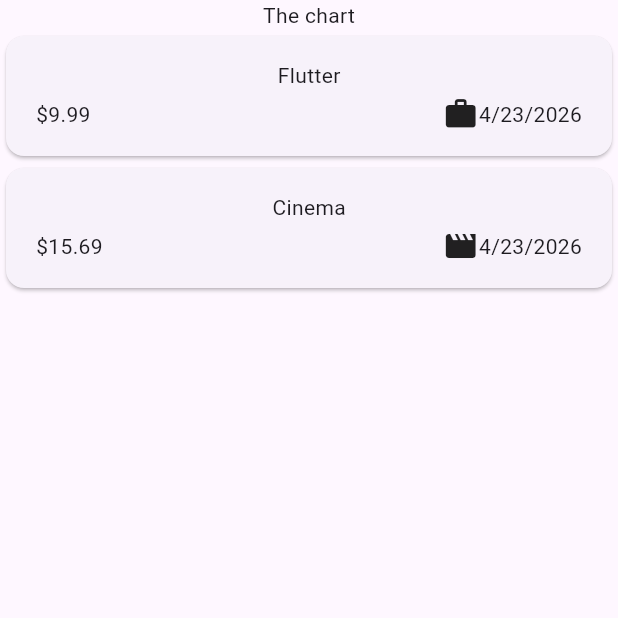
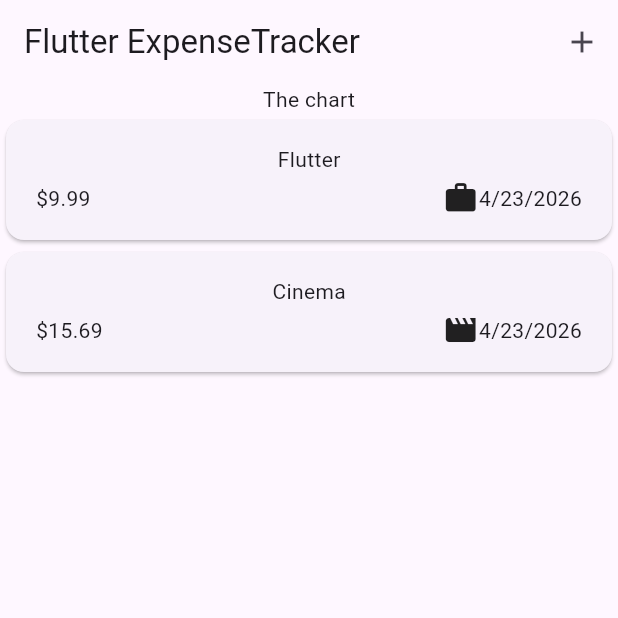
Before and after one commit to diogoalexp/flutter, a Flutter app: the screen it shows after launch, on a phone screen of 412 x 824 dp, the top half of it. Run offline on Flutter 3.47's test engine with Material 3 defaults, Android fonts, the phone set to English and light mode, and no system bars; our stand-ins replace google_fonts.

Commit message:
adding a form

```diff
--- a/expense_tracker/lib/main.dart
+++ b/expense_tracker/lib/main.dart
@@ -2,5 +2,5 @@
 import 'package:flutter/material.dart';
 
 void main() {
-  runApp(MaterialApp(home: Expenses()));
+  runApp(MaterialApp(theme: ThemeData(useMaterial3: true), home: Expenses()));
 }
--- a/expense_tracker/lib/models/expense.dart
+++ b/expense_tracker/lib/models/expense.dart
@@ -5,13 +5,13 @@
 final uuid = Uuid();
 final formatter = DateFormat.yMd();
 
-enum Category { food, travel, leisure, work }
+enum Categories { food, travel, leisure, work }
 
 const categoryIcons = {
-  Category.food: Icons.lunch_dining,
-  Category.travel: Icons.flight_takeoff,
-  Category.leisure: Icons.movie,
-  Category.work: Icons.work,
+  Categories.food: Icons.lunch_dining,
+  Categories.travel: Icons.flight_takeoff,
+  Categories.leisure: Icons.movie,
+  Categories.work: Icons.work,
 };
 
 class Expense {
@@ -26,7 +26,7 @@
   final String title;
   final double amount;
   final DateTime date;
-  final Category category;
+  final Categories category;
 
   String get formattedDate {
     return formatter.format(date);
--- a/expense_tracker/lib/widgets/expenses.dart
+++ b/expense_tracker/lib/widgets/expenses.dart
@@ -1,5 +1,6 @@
 import 'package:expense_tracker/models/expense.dart';
 import 'package:expense_tracker/widgets/expenses_list/expenses_list.dart';
+import 'package:expense_tracker/widgets/new_expense.dart';
 import 'package:flutter/material.dart';
 
 class Expenses extends StatefulWidget {
@@ -17,20 +18,38 @@
       title: 'Flutter',
       amount: 9.99,
       date: DateTime.now(),
-      category: Category.work,
+      category: Categories.work,
     ),
     Expense(
       title: 'Cinema',
       amount: 15.69,
       date: DateTime.now(),
-      category: Category.leisure,
+      category: Categories.leisure,
     ),
   ];
 
+  void _openAddExpenseOverlay() {
+    showModalBottomSheet(
+      context: context,
+      builder: (ctx) => NewExpense(_addExpense),
+    );
+  }
+
+  void _addExpense(Expense expense) {
+    setState(() {
+      _registeredExpenses.add(expense);
+    });
+  }
+
   @override
   Widget build(BuildContext context) {
-    // TODO: implement build
     return Scaffold(
+      appBar: AppBar(
+        title: const Text('Flutter ExpenseTracker'),
+        actions: [
+          IconButton(onPressed: _openAddExpenseOverlay, icon: Icon(Icons.add)),
+        ],
+      ),
       body: Column(
         children: [
           Text('The chart'),
```
Also changed, not shown: expense_tracker/lib/widgets/new_expense.dart (added, +166 -0 lines).
